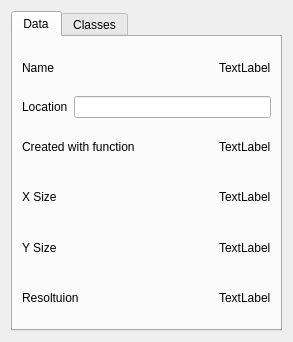
Old version of the form ui/properties.ui in the repository Chrismarsh/CRHM-tools.
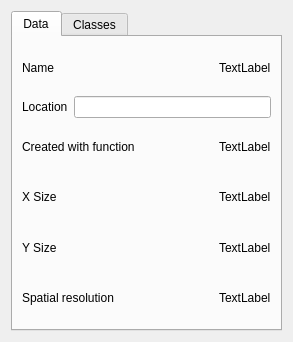
New version of the form.

What changed in the file:
```diff
--- a/ui/properties.ui
+++ b/ui/properties.ui
@@ -171,7 +171,7 @@
          <item>
           <widget class="QLabel" name="label_11">
            <property name="text">
-            <string>Resoltuion</string>
+            <string>Spatial resolution</string>
            </property>
           </widget>
          </item>
```
